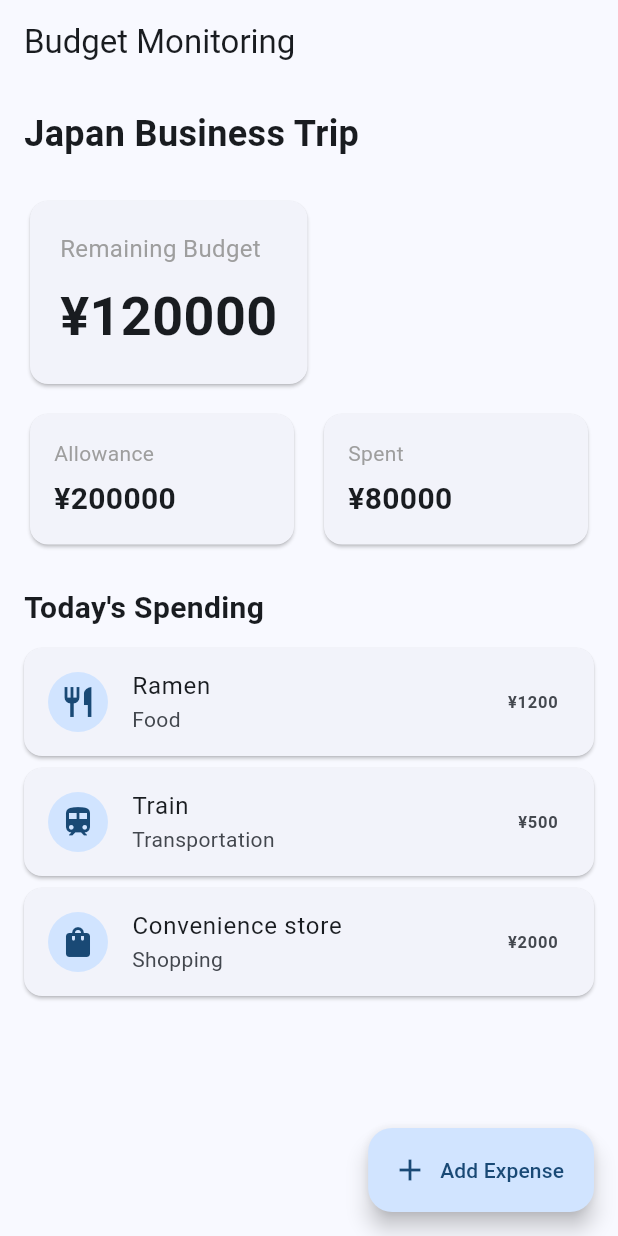
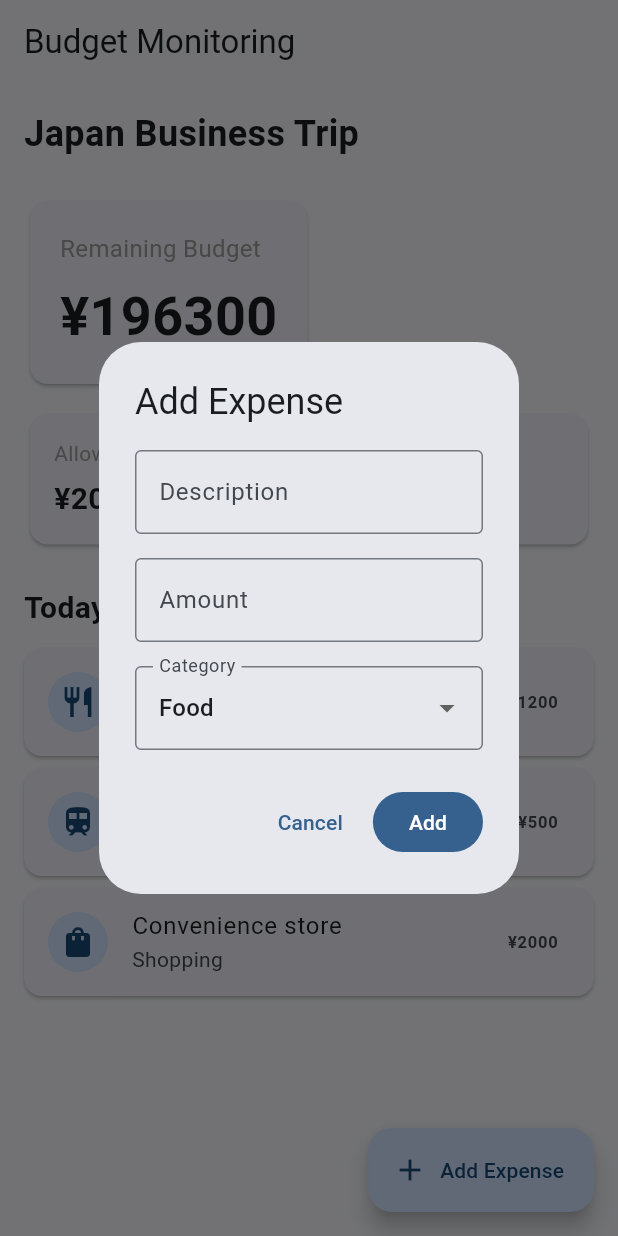
Before and after one commit to dodomozo/trip_budget, a Flutter app: the screen it shows after launch, after a tap on "Add Expense", on a phone screen of 412 x 824 dp. Run offline on Flutter 3.47's test engine with Material 3 defaults, Android fonts, the phone set to English and light mode, and no system bars.

Commit message:
Add expense functionality

```diff
--- a/lib/main.dart
+++ b/lib/main.dart
@@ -24,17 +24,62 @@ class BudgetMonitoringApp extends StatelessWidget {
   }
 }
 
-class BudgetHomePage extends StatelessWidget {
+class BudgetHomePage extends StatefulWidget {
   const BudgetHomePage({super.key});
 
   @override
+  State<BudgetHomePage> createState() => _BudgetHomePageState();
+}
+
+class _BudgetHomePageState extends State<BudgetHomePage> {
+  static const double totalAllowance = 200000.0;
+
+  final List<Expense> expenses = [
+    Expense(
+      category: 'Food',
+      description: 'Ramen',
+      amount: 1200,
+      icon: Icons.restaurant,
+    ),
+    Expense(
+      category: 'Transportation',
+      description: 'Train',
+      amount: 500,
+      icon: Icons.train,
+    ),
+    Expense(
+      category: 'Shopping',
+      description: 'Convenience store',
+      amount: 2000,
+      icon: Icons.shopping_bag,
+    ),
+  ];
+
+  double get totalSpent {
+    return expenses.fold(0, (sum, expense) => sum + expense.amount);
+  }
+
+  double get remainingBudget {
+    return totalAllowance - totalSpent;
+  }
+
+  Future<void> _addExpense() async {
+    final result = await showDialog<Expense>(
+      context: context,
+      builder: (context) {
+        return const AddExpenseDialog();
+      },
+    );
+
+    if (result != null) {
+      setState(() {
+        expenses.add(result);
+      });
+    }
+  }
+
+  @override
   Widget build(BuildContext context) {
-    // Temporary values.
-    // We'll make these editable later.
-    const totalAllowance = 200000.0;
-    const totalSpent = 80000.0;
-    const remainingBudget = totalAllowance - totalSpent;
-
     return Scaffold(
       appBar: AppBar(
         title: const Text('Budget Monitoring'),
@@ -71,9 +116,12 @@ class BudgetHomePage extends StatelessWidget {
                     const SizedBox(height: 8),
                     Text(
                       '¥${remainingBudget.toStringAsFixed(0)}',
-                      style: const TextStyle(
+                      style: TextStyle(
                         fontSize: 36,
                         fontWeight: FontWeight.bold,
+                        color: remainingBudget < 0
+                            ? Colors.red
+                            : null,
                       ),
                     ),
                   ],
@@ -113,37 +161,183 @@ class BudgetHomePage extends StatelessWidget {
 
             const SizedBox(height: 12),
 
-            const _ExpenseItem(
-              category: 'Food',
-              description: 'Ramen',
-              amount: 1200,
-              icon: Icons.restaurant,
-            ),
-
-            const _ExpenseItem(
-              category: 'Transportation',
-              description: 'Train',
-              amount: 500,
-              icon: Icons.train,
-            ),
-
-            const _ExpenseItem(
-              category: 'Shopping',
-              description: 'Convenience store',
-              amount: 2000,
-              icon: Icons.shopping_bag,
-            ),
+            if (expenses.isEmpty)
+              const Card(
+                child: Padding(
+                  padding: EdgeInsets.all(20),
+                  child: Center(
+                    child: Text(
+                      'No expenses recorded today.',
+                      style: TextStyle(color: Colors.grey),
+                    ),
+                  ),
+                ),
+              )
+            else
+              ...expenses.map(
+                (expense) => _ExpenseItem(expense: expense),
+              ),
           ],
         ),
       ),
 
       floatingActionButton: FloatingActionButton.extended(
-        onPressed: () {
-          // We'll implement Add Expense next.
-        },
+        onPressed: _addExpense,
         icon: const Icon(Icons.add),
         label: const Text('Add Expense'),
       ),
+    );
+  }
+}
+
+class Expense {
+  final String category;
+  final String description;
+  final double amount;
+  final IconData icon;
+
+  Expense({
+    required this.category,
+    required this.description,
+    required this.amount,
+    required this.icon,
+  });
+}
+
+class AddExpenseDialog extends StatefulWidget {
+  const AddExpenseDialog({super.key});
+
+  @override
+  State<AddExpenseDialog> createState() => _AddExpenseDialogState();
+}
+
+class _AddExpenseDialogState extends State<AddExpenseDialog> {
+  final _formKey = GlobalKey<FormState>();
+  final _descriptionController = TextEditingController();
+  final _amountController = TextEditingController();
+
+  String _selectedCategory = 'Food';
+
+  final Map<String, IconData> _categoryIcons = {
+    'Food': Icons.restaurant,
+    'Transportation': Icons.train,
+    'Shopping': Icons.shopping_bag,
+    'Accommodation': Icons.hotel,
+    'Other': Icons.more_horiz,
+  };
+
+  @override
+  void dispose() {
+    _descriptionController.dispose();
+    _amountController.dispose();
+    super.dispose();
+  }
+
+  void _saveExpense() {
+    if (!_formKey.currentState!.validate()) {
+      return;
+    }
+
+    final amount = double.parse(_amountController.text);
+
+    final expense = Expense(
+      category: _selectedCategory,
+      description: _descriptionController.text.trim(),
+      amount: amount,
+      icon: _categoryIcons[_selectedCategory]!,
+    );
+
+    Navigator.of(context).pop(expense);
+  }
+
+  @override
+  Widget build(BuildContext context) {
+    return AlertDialog(
+      title: const Text('Add Expense'),
+      content: Form(
+        key: _formKey,
+        child: SingleChildScrollView(
+          child: Column(
+            mainAxisSize: MainAxisSize.min,
+            children: [
+              TextFormField(
+                controller: _descriptionController,
+                decoration: const InputDecoration(
+                  labelText: 'Description',
+                  hintText: 'e.g. Lunch',
+                  border: OutlineInputBorder(),
+                ),
+                validator: (value) {
+                  if (value == null || value.trim().isEmpty) {
+                    return 'Enter a description';
+                  }
+                  return null;
+                },
+              ),
+
+              const SizedBox(height: 16),
+
+              TextFormField(
+                controller: _amountController,
+                keyboardType: const TextInputType.numberWithOptions(
+                  decimal: true,
+                ),
+                decoration: const InputDecoration(
+                  labelText: 'Amount',
+                  prefixText: '¥ ',
+                  border: OutlineInputBorder(),
+                ),
+                validator: (value) {
+                  if (value == null || value.trim().isEmpty) {
+                    return 'Enter an amount';
+                  }
+
+                  final amount = double.tryParse(value);
+
+                  if (amount == null || amount <= 0) {
+                    return 'Enter a valid amount';
+                  }
+
+                  return null;
+                },
+              ),
+
+              const SizedBox(height: 16),
+
+              DropdownButtonFormField<String>(
+                initialValue: _selectedCategory,
+                decoration: const InputDecoration(
+                  labelText: 'Category',
+                  border: OutlineInputBorder(),
+                ),
+                items: _categoryIcons.keys.map((category) {
+                  return DropdownMenuItem(
+                    value: category,
+                    child: Text(category),
+                  );
+                }).toList(),
+                onChanged: (value) {
+                  if (value != null) {
+                    setState(() {
+                      _selectedCategory = value;
+                    });
+                  }
+                },
+              ),
+            ],
+          ),
+        ),
+      ),
+      actions: [
+        TextButton(
+          onPressed: () => Navigator.of(context).pop(),
+          child: const Text('Cancel'),
+        ),
+        FilledButton(
+          onPressed: _saveExpense,
+          child: const Text('Add'),
+        ),
+      ],
     );
   }
 }
@@ -187,16 +381,10 @@ class _SummaryCard extends StatelessWidget {
 }
 
 class _ExpenseItem extends StatelessWidget {
-  final String category;
-  final String description;
-  final double amount;
-  final IconData icon;
+  final Expense expense;
 
   const _ExpenseItem({
-    required this.category,
-    required this.description,
-    required this.amount,
-    required this.icon,
+    required this.expense,
   });
 
   @override
@@ -205,12 +393,12 @@ class _ExpenseItem extends StatelessWidget {
       margin: const EdgeInsets.only(bottom: 8),
       child: ListTile(
         leading: CircleAvatar(
-          child: Icon(icon),
+          child: Icon(expense.icon),
         ),
-        title: Text(description),
-        subtitle: Text(category),
+        title: Text(expense.description),
+        subtitle: Text(expense.category),
         trailing: Text(
-          '¥${amount.toStringAsFixed(0)}',
+          '¥${expense.amount.toStringAsFixed(0)}',
           style: const TextStyle(
             fontWeight: FontWeight.bold,
           ),
```
